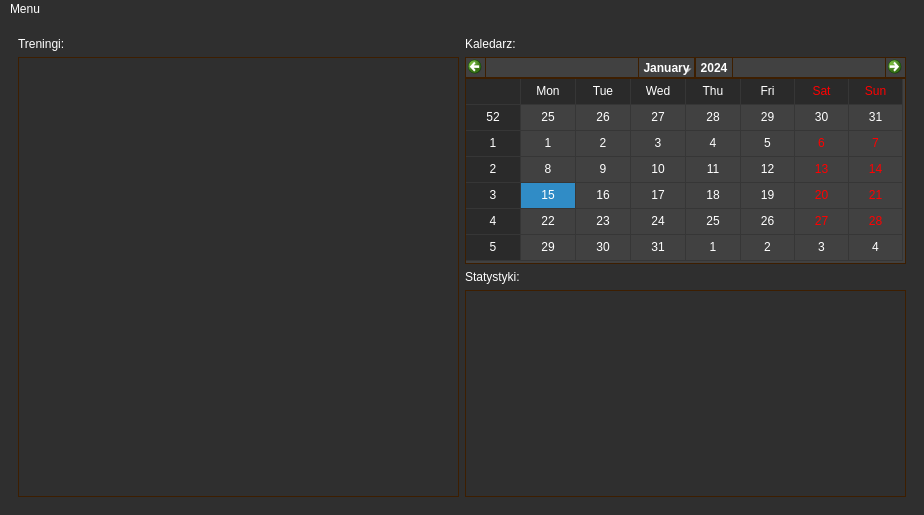
Kukulim/DziennikQt, file mainwindow.ui: the form before one commit.
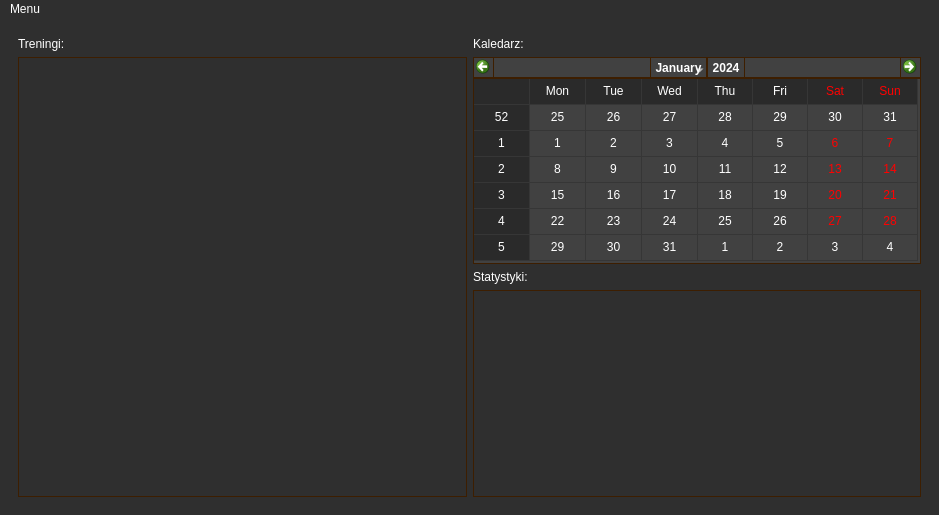
The form after the commit.

```diff
--- a/mainwindow.ui
+++ b/mainwindow.ui
@@ -6,7 +6,7 @@
    <rect>
     <x>0</x>
     <y>0</y>
-    <width>860</width>
+    <width>939</width>
     <height>515</height>
    </rect>
   </property>
@@ -77,6 +77,7 @@
            <string notr="true">background-color:rgb(65, 65, 65);
 border: 1px solid  rgb(61, 30, 0);
 alternate-background-color: rgb(42, 42, 42);
+selection-background-color:transparent;
 </string>
           </property>
           <property name="gridVisible">
@@ -2820,7 +2821,7 @@
     <rect>
      <x>0</x>
      <y>0</y>
-     <width>860</width>
+     <width>939</width>
      <height>21</height>
     </rect>
    </property>
```
